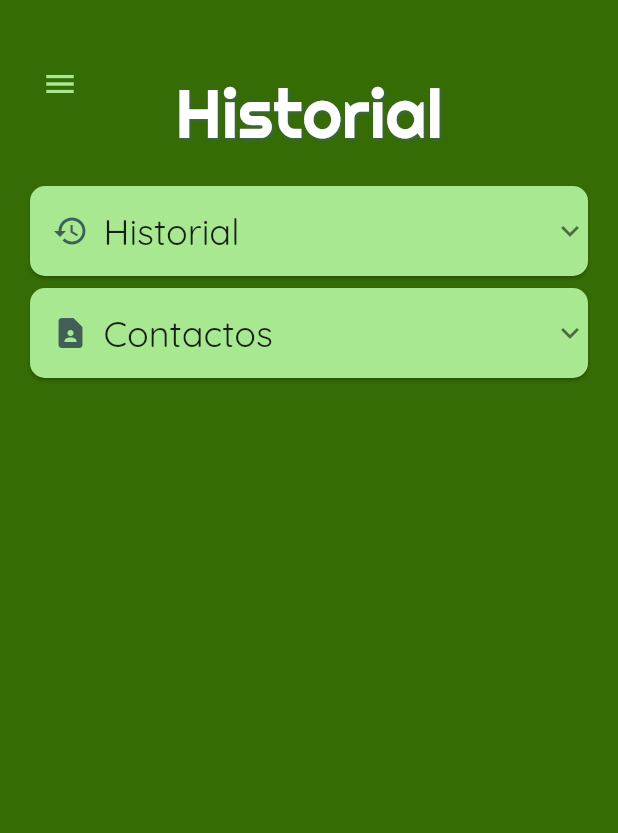
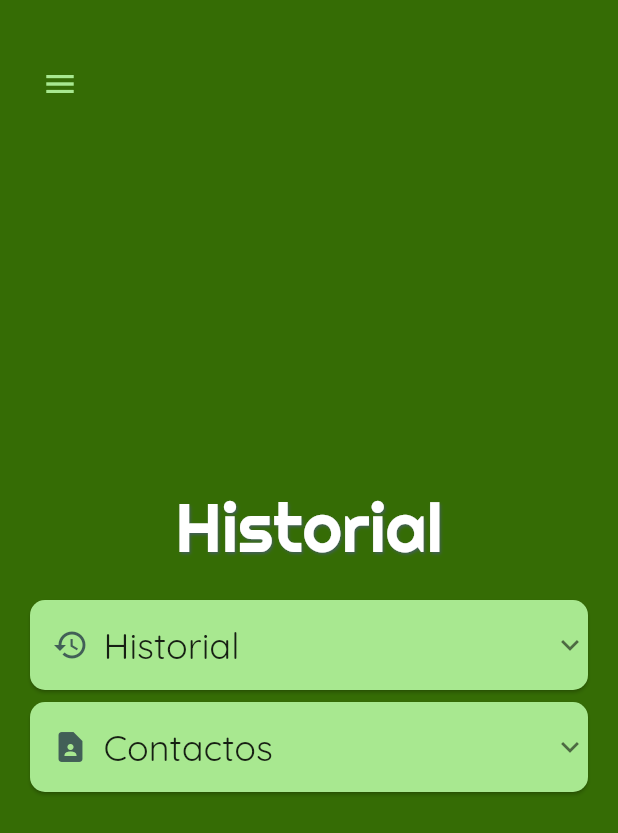
Before and after one commit to valeferreiraan/ProyectoFinal, a Flutter app: the HistorialPage screen opened directly, on a phone screen of 412 x 824 dp. Shown: the top 833 px of the screen. Run offline on Flutter 3.47's test engine with Material 2 defaults, Android fonts, the light colour scheme and no system bars; our stand-ins replace email_validator, firebase_core, firebase_database, flex_color_scheme, get, google_fonts and 2 more; missing offline and left inert: dart:js_interop, universal_html; accounts and stored records are empty.

Commit message:
tst and improvements

```diff
--- a/lib/ui/controllers/cotizacion_controler.dart
+++ b/lib/ui/controllers/cotizacion_controler.dart
@@ -1,12 +1,9 @@
 import 'dart:async';
-import 'dart:html';
-import 'package:flutter/cupertino.dart';
 import 'package:flutter/material.dart';
 import 'package:get/get.dart';
-import 'package:firebase_database/firebase_database.dart';
 import '../database/database.dart';
 import 'database_controller.dart';
-import '';
+import 'package:universal_html/html.dart' show Event;
 
 class CotizacionController extends GetxController {
   var carrito = <Map<dynamic, dynamic>>[].obs;
--- a/lib/ui/database/database.dart
+++ b/lib/ui/database/database.dart
@@ -42,8 +42,6 @@ editClient(id): modificar cliente
 delClient(id): eliminar un cliente
 
 */
-
-import 'dart:html';
 
 class Cotizacion {
   String? key;
--- a/lib/ui/pages/historial.dart
+++ b/lib/ui/pages/historial.dart
@@ -1,12 +1,10 @@
 import 'package:flutter/material.dart';
-import 'package:google_fonts/google_fonts.dart';
 import 'package:get/get.dart';
 import '../../constants.dart';
 import 'cotizacion.dart';
 import 'home.dart';
 import 'contacto.dart';
 import '../controllers/database_controller.dart';
-import '../database/database.dart';
 
 class HistorialPage extends StatefulWidget {
   const HistorialPage({Key? key}) : super(key: key);
@@ -126,6 +124,7 @@ class _HistorialPageState extends State<HistorialPage> {
                     color: Color3,
                   ),
                   Center(
+                    child: SingleChildScrollView(
                       child: Column(
                         children: [
                           Padding(
@@ -163,7 +162,9 @@ class _HistorialPageState extends State<HistorialPage> {
                                     ),
                                   ),
                                   children: [
-                                  DataTable(
+                                    SingleChildScrollView(
+                                      scrollDirection: Axis.horizontal,
+                                      child: DataTable(
                                         sortAscending: true,
                                         sortColumnIndex: 1,
                                         dataRowHeight: 200,
@@ -173,14 +174,19 @@ class _HistorialPageState extends State<HistorialPage> {
                                             label: Text(
                                               'ID',
                                             ),
-                                          numeric: true),
+                                            numeric: true,
+                                          ),
                                           DataColumn(label: Text('Cliente')),
                                           DataColumn(
-                                          label: Text('Total'), numeric: true),
+                                            label: Text('Total'),
+                                            numeric: true,
+                                          ),
                                         ],
                                         rows: [
                                           for (int i = 0;
-                                          i < dbController.cotizaciones.length;
+                                              i <
+                                                  dbController
+                                                      .cotizaciones.length;
                                               i++)
                                             DataRow(
                                               cells: [
@@ -188,22 +194,31 @@ class _HistorialPageState extends State<HistorialPage> {
                                                 DataCell(
                                                   Card(
                                                     color: Color3,
-                                                shape: RoundedRectangleBorder(
-                                                  borderRadius: BorderRadius.circular(10),
+                                                    shape:
+                                                        RoundedRectangleBorder(
+                                                      borderRadius:
+                                                          BorderRadius.circular(
+                                                              10),
                                                     ),
                                                     child: ExpansionTile(
-                                                  tilePadding: EdgeInsets.all(0),
+                                                      tilePadding:
+                                                          EdgeInsets.all(0),
                                                       title: Container(
-                                                    padding: const EdgeInsets.symmetric(
-                                                        vertical: 10, horizontal: 15),
+                                                        padding:
+                                                            const EdgeInsets
+                                                                    .symmetric(
+                                                                vertical: 10,
+                                                                horizontal: 15),
                                                         child: Row(
                                                           children: [
-                                                        Icon(Icons.history, color: Color1),
+                                                            Icon(Icons.history,
+                                                                color: Color1),
                                                             SizedBox(width: 10),
                                                             Expanded(
                                                               child: Text(
                                                                 '${dbController.cotizaciones[i].cotiData!.cliente}',
-                                                            style: Theme.of(context)
+                                                                style: Theme.of(
+                                                                        context)
                                                                     .textTheme
                                                                     .bodyMedium,
                                                               ),
@@ -211,64 +226,91 @@ class _HistorialPageState extends State<HistorialPage> {
                                                           ],
                                                         ),
                                                       ),
-                                                children:[
-                                                  DataTable(
+                                                      children: [
+                                                        SingleChildScrollView(
+                                                          scrollDirection:
+                                                              Axis.horizontal,
+                                                          child: DataTable(
                                                             sortAscending: true,
                                                             sortColumnIndex: 1,
                                                             dataRowHeight: 70,
-                                                    showBottomBorder: false,
+                                                            showBottomBorder:
+                                                                false,
                                                             columns: [
                                                               DataColumn(
                                                                 label: Text(
                                                                   'ID',
                                                                 ),
-                                                          numeric: true),
-                                                      DataColumn(label: Text('Producto')),
+                                                                numeric: true,
+                                                              ),
                                                               DataColumn(
-                                                          label: Text('Cantidad'), numeric: true),
+                                                                  label: Text(
+                                                                      'Producto')),
                                                               DataColumn(
-                                                          label: Text('Precio unitario'), numeric: true),
+                                                                label: Text(
+                                                                    'Cantidad'),
+                                                                numeric: true,
+                                                              ),
+                                                              DataColumn(
+                                                                label: Text(
+                                                                    'Precio unitario'),
+                                                                numeric: true,
+                                                              ),
                                                             ],
                                                             rows: [
                                                               for (int j = 0;
-                                                          j < dbController.cotizaciones[i].cotiData!.productos.length;
+                                                                  j <
+                                                                      dbController
+                                                                          .cotizaciones[
+                                                                              i]
+                                                                          .cotiData!
+                                                                          .productos
+                                                                          .length;
                                                                   j++)
                                                                 DataRow(
                                                                   cells: [
                                                                     DataCell(
                                                                       Text('$j',
-                                                                    textAlign: TextAlign.right),
+                                                                          textAlign:
+                                                                              TextAlign.right),
                                                                     ),
                                                                     DataCell(
                                                                       Text(
                                                                           '${dbController.cotizaciones[i].cotiData!.productos} ',
-                                                                    textAlign: TextAlign.right),
+                                                                          textAlign:
+                                                                              TextAlign.right),
                                                                     ),
                                                                     DataCell(
                                                                       Text(
                                                                           '${dbController.cotizaciones[i].cotiData!.productos[j]} ',
-                                                                    textAlign: TextAlign.right),
+                                                                          textAlign:
+                                                                              TextAlign.right),
                                                                     ),
                                                                     DataCell(
                                                                       Text(
                                                                           '${dbController.cotizaciones[i].cotiData!.productos[j]} ',
-                                                                    textAlign: TextAlign.right),
+                                                                          textAlign:
+                                                                              TextAlign.right),
                                                                     ),
                                                                   ],
                                                                 ),
                                                             ],
-                                                  ),]
+                                                          ),
+                                                        ),
+                                                      ],
                                                     ),
                                                   ),
                                                 ),
                                                 DataCell(
                                                   Text(
                                                       '${dbController.cotizaciones[i].cotiData!.precioTotal} ',
-                                                textAlign: TextAlign.right),
+                                                      textAlign:
+                                                          TextAlign.right),
                                                 ),
                                               ],
                                             ),
                                         ],
+                                      ),
                                     ),
                                   ],
                                 ),
@@ -310,6 +352,7 @@ class _HistorialPageState extends State<HistorialPage> {
                         ],
                       ),
                     ),
+                  ),
                 ],
               ),
             ),
--- a/lib/ui/pages/menuPage.dart
+++ b/lib/ui/pages/menuPage.dart
@@ -1,10 +1,7 @@
-import 'package:flex_color_scheme/flex_color_scheme.dart';
 import 'package:flutter/material.dart';
 import 'package:get/get.dart';
 import 'package:greenplastic_app/constants.dart';
 import 'package:greenplastic_app/ui/pages/home.dart';
-import 'package:greenplastic_app/ui/controllers/login_controller.dart';
-import 'package:greenplastic_app/ui/pages/prueba_database.dart';
 import 'package:greenplastic_app/ui/pages/contacto.dart';
 import '../controllers/database_controller.dart';
 //import 'package:greenplastic_app/ui/pages/pruebasubirdatos.dart';
--- a/pubspec.yaml
+++ b/pubspec.yaml
@@ -26,6 +26,8 @@ dependencies:
   firebase_core: ^2.13.0
   firebase_auth: ^4.6.1
   firebase_database: ^10.2.1
+  js: ^0.6.1
+  universal_html: ^2.0.0
 
 dev_dependencies:
   flutter_test:
```
Also changed, not shown: lib/ui/pages/Cart_Catalogue/catalogo_productos.dart (+5 -4 lines), lib/ui/pages/Cart_Catalogue/showItem.dart (+0 -8 lines), lib/ui/pages/prueba_database.dart (+4 -3 lines), pubspec.lock, 7 other files. Lines whose indentation alone changed are shown as unchanged.
